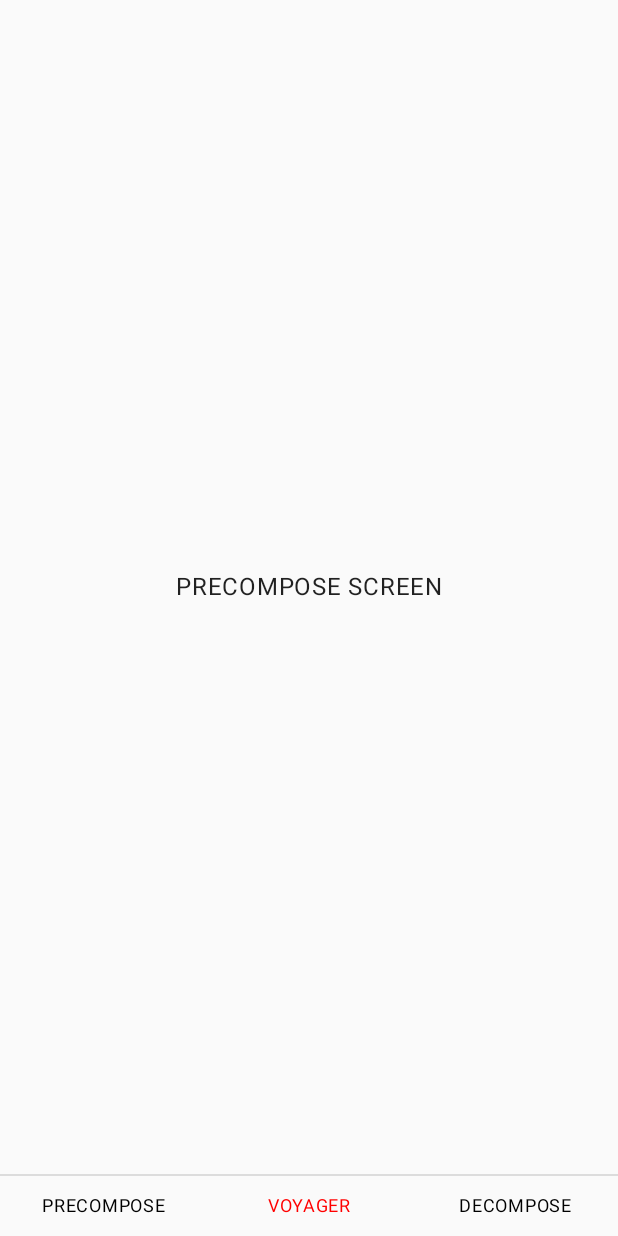
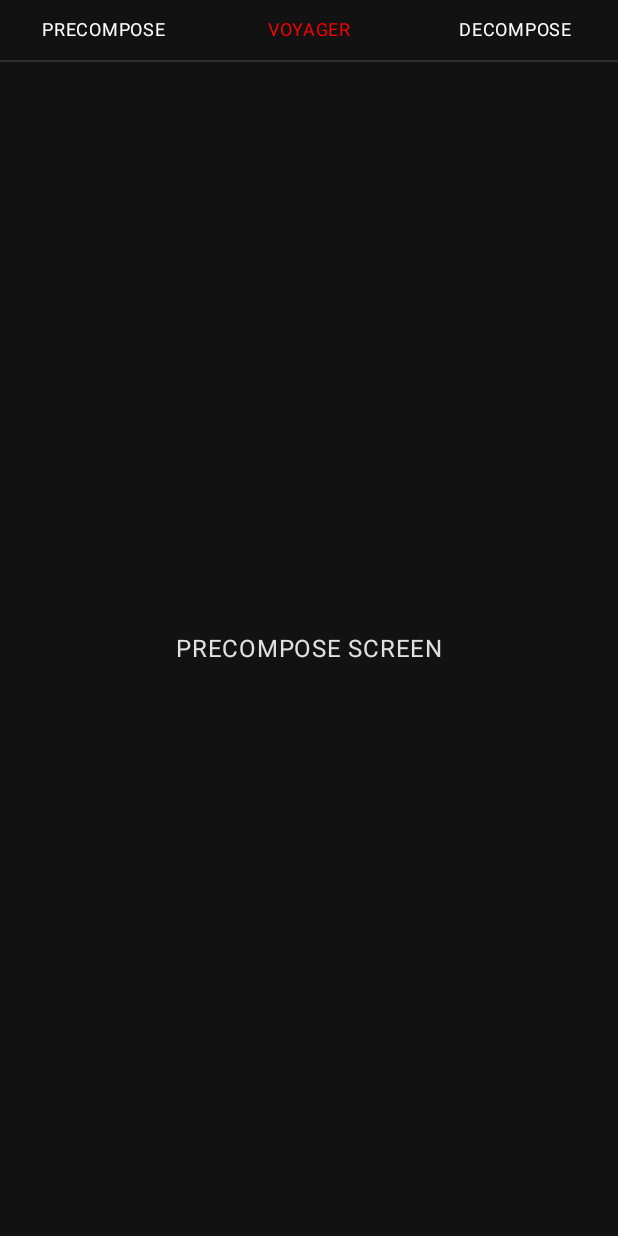
Before and after one commit to kaleidot725/Compose-Multiplatform-Playground, an Android app built with Jetpack Compose: the screen it shows after launch (MainActivity), after a tap on "VOYAGER", on a phone screen of 412 x 824 dp. Run offline under Robolectric (Android 15) with nearby library versions, the phone set to English and light mode, and no system bars; our stand-ins replace Compose Multiplatform resources; 1 statement that could not run was skipped.

```diff
--- a/projects/Navigation/composeApp/src/androidMain/kotlin/jp/kaleidot725/navigation/MainActivity.kt
+++ b/projects/Navigation/composeApp/src/androidMain/kotlin/jp/kaleidot725/navigation/MainActivity.kt
@@ -1,24 +1,22 @@
 package jp.kaleidot725.navigation
 
 import App
+import android.graphics.Color
 import android.os.Bundle
 import androidx.activity.ComponentActivity
+import androidx.activity.SystemBarStyle
 import androidx.activity.compose.setContent
-import androidx.compose.runtime.Composable
-import androidx.compose.ui.tooling.preview.Preview
+import androidx.activity.enableEdgeToEdge
 
 class MainActivity : ComponentActivity() {
     override fun onCreate(savedInstanceState: Bundle?) {
         super.onCreate(savedInstanceState)
 
-        setContent {
-            App()
-        }
+        enableEdgeToEdge(
+            statusBarStyle = SystemBarStyle.dark(Color.BLACK),
+            navigationBarStyle = SystemBarStyle.dark(Color.BLACK)
+        )
+
+        setContent { App() }
     }
 }
-
-@Preview
-@Composable
-fun AppAndroidPreview() {
-    App()
-}
--- a/projects/Navigation/composeApp/src/commonMain/kotlin/App.kt
+++ b/projects/Navigation/composeApp/src/commonMain/kotlin/App.kt
@@ -1,9 +1,7 @@
 import Mode.*
 import androidx.compose.foundation.clickable
 import androidx.compose.foundation.layout.*
-import androidx.compose.material.Divider
-import androidx.compose.material.MaterialTheme
-import androidx.compose.material.Text
+import androidx.compose.material.*
 import androidx.compose.runtime.*
 import androidx.compose.ui.Modifier
 import androidx.compose.ui.graphics.Color
@@ -24,8 +22,27 @@ enum class Mode {
 @Composable1
 fun App() {
     var mode by remember { mutableStateOf(PRECOMPOSE) }
-    MaterialTheme {
-        Column {
+    MaterialTheme(colors = darkColors()) {
+        Surface {
+            Column(modifier = Modifier.safeContentPadding()) {
+                Row {
+                    Mode.entries.forEach {
+                        Text(
+                            text = it.name,
+                            fontSize = 12.sp,
+                            maxLines = 2,
+                            color = if (mode == it) Color.Red else Color.White,
+                            textAlign = TextAlign.Center,
+                            modifier = Modifier
+                                .weight(1.0f)
+                                .clickable { mode = it }
+                                .padding(8.dp)
+                        )
+                    }
+                }
+
+                Divider()
+
                 Box(modifier = Modifier.weight(1.0f)) {
                     when (mode) {
                         PRECOMPOSE -> {
@@ -41,24 +58,7 @@ fun App() {
                         }
                     }
                 }
-
-            Divider()
-
-            Row {
-                Mode.entries.forEach {
-                    Text(
-                        text = it.name,
-                        fontSize = 12.sp,
-                        maxLines = 2,
-                        color = if (mode == it) Color.Red else Color.Black,
-                        textAlign = TextAlign.Center,
-                        modifier = Modifier
-                            .weight(1.0f)
-                            .clickable { mode = it }
-                            .padding(8.dp)
-                    )
             }
         }
     }
 }
-}
--- a/projects/Navigation/composeApp/src/commonMain/kotlin/common/content/GalleryContent.kt
+++ b/projects/Navigation/composeApp/src/commonMain/kotlin/common/content/GalleryContent.kt
@@ -61,7 +61,7 @@ private fun GalleryPictureCard(picture: Picture, modifier: Modifier = Modifier)
             modifier = Modifier
                 .fillMaxWidth()
                 .background(Color.Black)
-                .align(Alignment.TopCenter)
+                .align(Alignment.BottomCenter)
         )
     }
 }
--- a/projects/Navigation/composeApp/src/commonMain/kotlin/precompose/PrecomposeApp.kt
+++ b/projects/Navigation/composeApp/src/commonMain/kotlin/precompose/PrecomposeApp.kt
@@ -6,7 +6,7 @@ import androidx.compose.runtime.Composable
 import androidx.compose.ui.Alignment
 import androidx.compose.ui.Modifier
 import common.resource.Pictures
-import common.screen.GalleryContent
+import common.content.GalleryContent
 
 @Composable
 fun PrecomposeApp() {
```
Also changed, not shown: 1 other file. Lines whose indentation alone changed are shown as unchanged.
